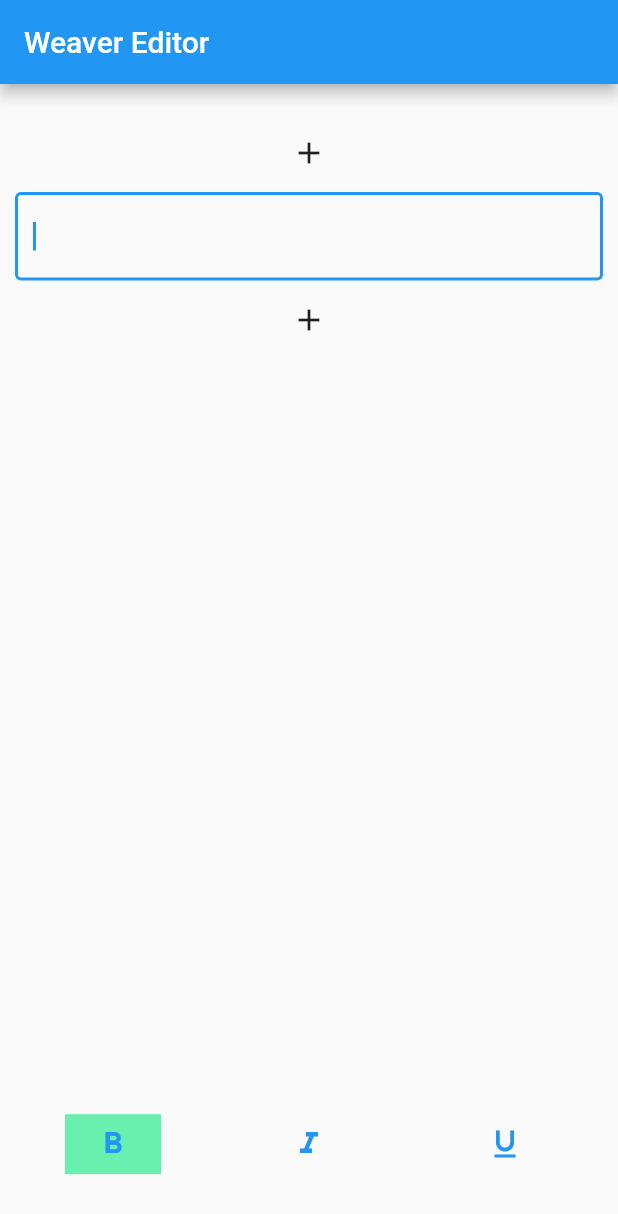
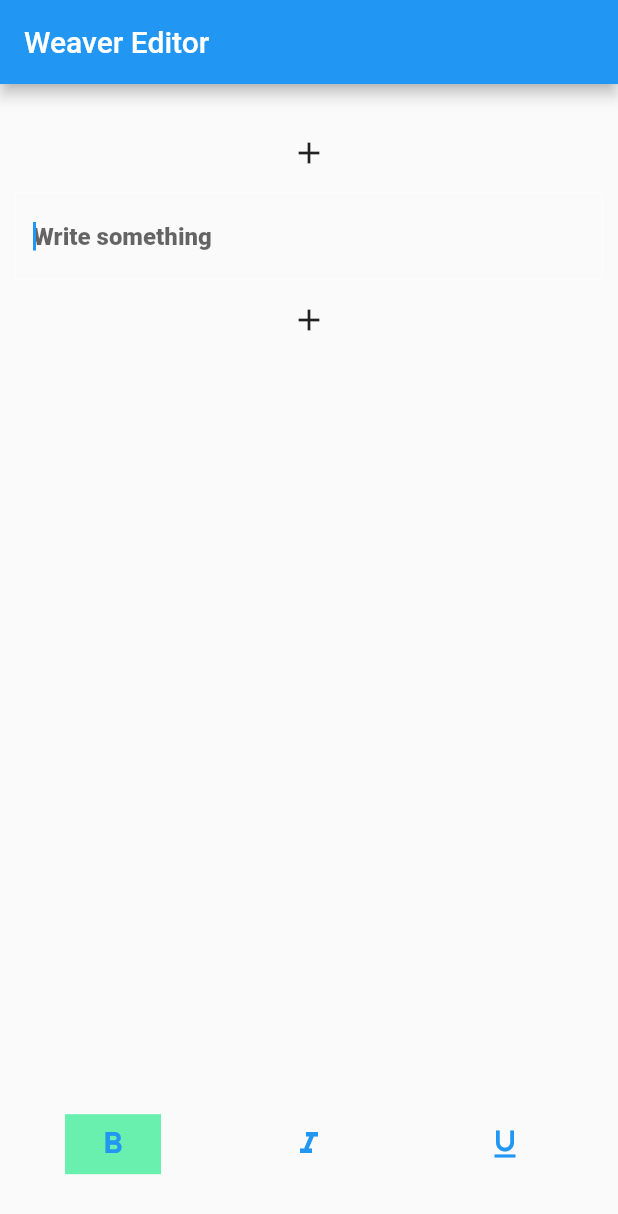
Before and after one commit to SimonWang9610/weaver-editor, a Flutter app: the screen it shows after launch, after a tap on the "add" icon, on a phone screen of 412 x 824 dp. Shown: the top 1214 px of the screen. Run offline on Flutter 3.47's test engine with Material 2 defaults, Android fonts, the phone set to English and light mode, and no system bars; our stand-ins replace nanoid.

Commit message:
text input border

```diff
--- a/lib/blocks/leaf_text_block.dart
+++ b/lib/blocks/leaf_text_block.dart
@@ -2,7 +2,7 @@
 import '../widgets/block_editing_controller.dart';
 import '../widgets/editor.dart';
 import '../models/format_node.dart';
-import 'text_block_delegate.dart';
+import 'text_operation_transformer.dart';
 import '../toolbar/toolbar_attach_delegate.dart';
 import 'content_block.dart';
 
@@ -21,7 +21,7 @@
 }
 
 class LeafTextBlockState extends ContentBlockState<LeafTextBlock>
-    with EditorToolbarDelegate, LeafTextBlockOperationDelegate {
+    with EditorToolbarDelegate, LeafTextBlockTransformer {
   late final BlockEditingController controller;
 
   final FocusNode focus = FocusNode();
@@ -86,8 +86,19 @@
       strutStyle: strut,
       style: widget.style,
       textAlign: align ?? TextAlign.start,
-      decoration: const InputDecoration(
-        border: OutlineInputBorder(),
+      decoration: InputDecoration(
+        focusedBorder: OutlineInputBorder(
+          borderRadius: BorderRadius.circular(2),
+          borderSide: const BorderSide(
+            color: Colors.white38,
+            width: 1,
+          ),
+        ),
+        hintText: 'Write something',
+        border: OutlineInputBorder(
+          borderRadius: BorderRadius.circular(2),
+          borderSide: BorderSide.none,
+        ),
       ),
       controller: controller,
       focusNode: focus,
--- a/lib/blocks/text_block_delegate.dart
+++ b/lib/blocks/text_operation_transformer.dart
@@ -5,7 +5,7 @@
 import '../widgets/block_editing_controller.dart';
 import '../models/node_pair.dart';
 
-mixin LeafTextBlockOperationDelegate<T extends ContentBlock>
+mixin LeafTextBlockTransformer<T extends ContentBlock>
     on EditorToolbarDelegate<T> {
   FormatNode get headNode;
   set headNode(FormatNode newNode);
@@ -16,7 +16,7 @@
     return pair;
   }
 
-  bool mayUpdateNodes(
+  bool transform(
     BlockEditingSelection selection, {
     TextStyle? composedStyle,
   }) {
--- a/lib/widgets/block_editing_controller.dart
+++ b/lib/widgets/block_editing_controller.dart
@@ -37,7 +37,7 @@
   set value(TextEditingValue newValue) {
     final editingSelection = compare(newValue);
 
-    final styleMerged = _block.mayUpdateNodes(editingSelection);
+    final styleMerged = _block.transform(editingSelection);
 
     print('old value selection: ${value.selection}');
     print('new value selection: ${newValue.selection}');
--- a/lib/widgets/editor.dart
+++ b/lib/widgets/editor.dart
@@ -1,4 +1,3 @@
-import 'dart:math';
 import 'package:flutter/material.dart';
 import 'package:nanoid/nanoid.dart';
 
```
